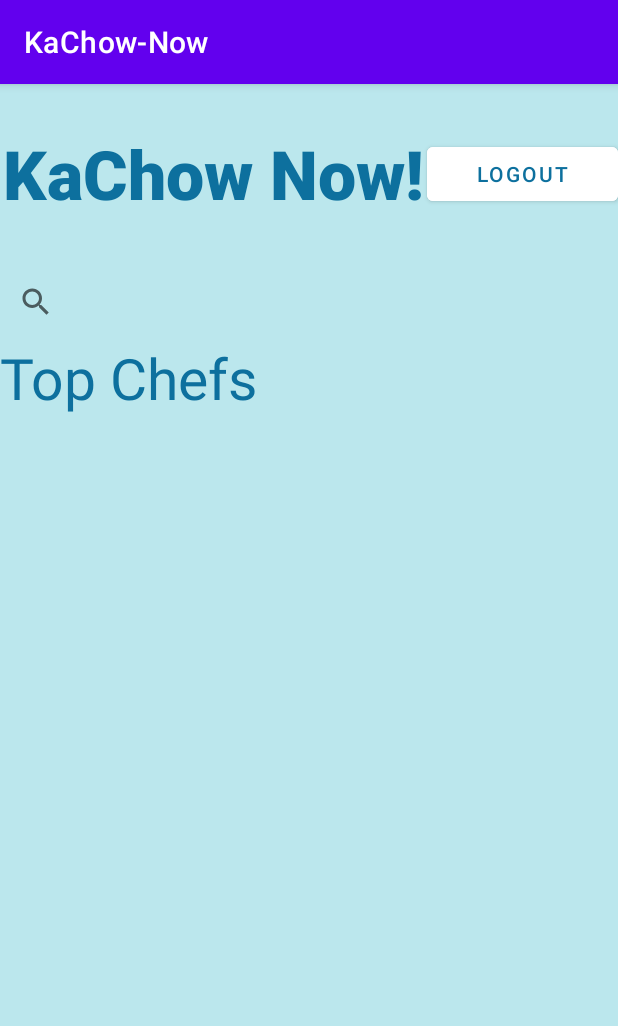
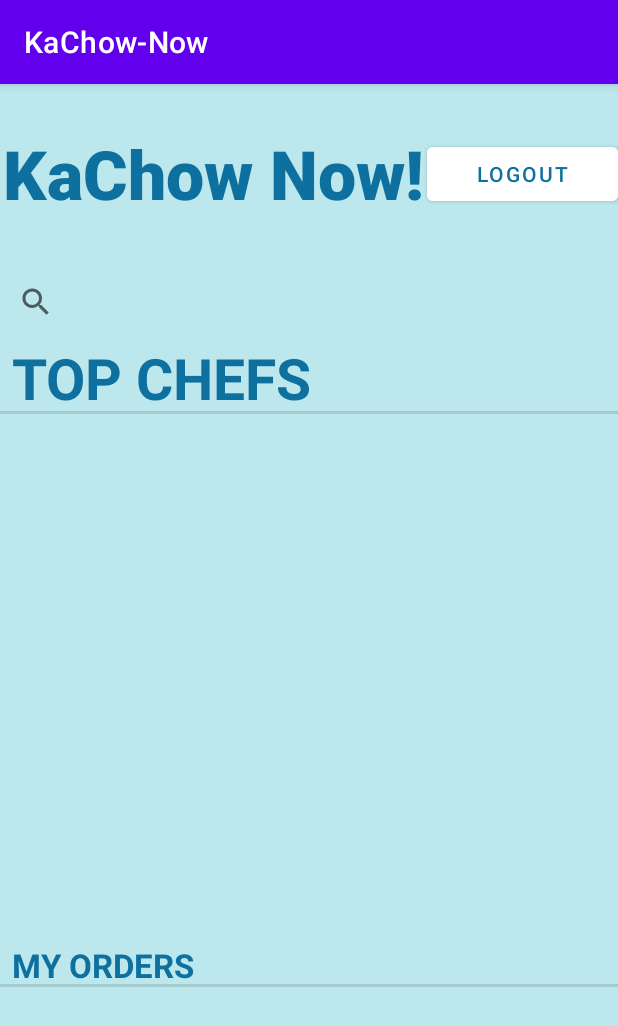
Before and after one commit to uOttawaSEGA2022/project-group-17, an Android app: the ClientHomepage screen opened directly, with no data from a screen before it, on a phone screen of 412 x 824 dp. Shown: the top 1026 px of the screen. Run offline under Robolectric (Android 15) with nearby library versions, the light colour scheme and no system bars; our stand-ins replace Firebase (no records; nobody signed in at launch, a user with empty details on screens opened directly).

Commit message:
List displaying client order work

```diff
--- a/app/src/main/java/com/example/kachow_now/ClientHomepage.java
+++ b/app/src/main/java/com/example/kachow_now/ClientHomepage.java
@@ -57,13 +57,20 @@ public class ClientHomepage extends AppCompatActivity {
         rateMealDB = FirebaseDatabase.getInstance().getReference("CLIENTLOG")
                 .child(mAuth.getCurrentUser().getUid());
 
+
+        statusOrders = findViewById(R.id.statusOrders);
+        myOrders = findViewById(R.id.myOrders);
         exists = false;
 
         rateMealDB.addListenerForSingleValueEvent(new ValueEventListener() {
             @Override
             public void onDataChange(@NonNull DataSnapshot snapshot) {
+
+                exists = true;
+                showOrderStatus();
+
                 for (DataSnapshot s : snapshot.getChildren()) {
-                    exists = true;
+
                     if (s.child("accepted").getValue(boolean.class) == null) {
 
                         AlertDialog.Builder dialogBuilder = new AlertDialog.Builder(ClientHomepage.this);
@@ -178,8 +185,6 @@ public class ClientHomepage extends AppCompatActivity {
             }
         });
 
-        statusOrders = findViewById(R.id.statusOrders);
-        myOrders = findViewById(R.id.myOrders);
 
     }
 
@@ -249,7 +254,11 @@ public class ClientHomepage extends AppCompatActivity {
             }
         });
 
+        showOrderStatus();
 
+    }
+
+    private void showOrderStatus() {
         if (!exists) {
             statusOrders.setVisibility(View.GONE);
         } else {
@@ -258,6 +267,7 @@ public class ClientHomepage extends AppCompatActivity {
             rateMealDB.addValueEventListener(new ValueEventListener() {
                 @Override
                 public void onDataChange(@NonNull DataSnapshot snapshot) {
+                    orderTimes.clear();
                     for (DataSnapshot o : snapshot.getChildren()) {
                         DateFormat dateFormat = new SimpleDateFormat("dd MMM yyyy HH:mm:ss:SSS Z");
 
@@ -280,10 +290,14 @@ public class ClientHomepage extends AppCompatActivity {
                         } else {
                             finishedString = "The request made on " + date + " is now pending.";
                         }
-
+                        System.out.println("added: " + finishedString);
                         orderTimes.add(finishedString);
 
                     }
+                    ArrayAdapter<String> orderAdapter =
+                            new ArrayAdapter<String>(ClientHomepage.this, R.layout.layout_order_status_display, orderTimes);
+                    System.out.println("ORDERS: \n" + orderTimes.toString());
+                    myOrders.setAdapter(orderAdapter);
                 }
 
                 @Override
@@ -291,9 +305,7 @@ public class ClientHomepage extends AppCompatActivity {
                     exists = false;
                 }
             });
-            ArrayAdapter<String> orderAdapter =
-                    new ArrayAdapter<String>(ClientHomepage.this, R.layout.layout_order_status_display, orderTimes);
-            myOrders.setAdapter(orderAdapter);
+
 
         }
     }
--- a/app/src/main/res/layout/activity_clienthomepage.xml
+++ b/app/src/main/res/layout/activity_clienthomepage.xml
@@ -66,6 +66,7 @@
             <TextView
                 android:id="@+id/textView10"
                 android:layout_width="match_parent"
+                style="?android:listSeparatorTextViewStyle"
                 android:layout_height="match_parent"
                 android:layout_weight="1"
                 android:text="Top Chefs"
@@ -97,8 +98,9 @@
 
             <TextView
                 android:id="@+id/textView3"
+                style="?android:listSeparatorTextViewStyle"
                 android:layout_width="match_parent"
-                android:layout_height="36dp"
+                android:layout_height="wrap_content"
                 android:layout_weight="0"
                 android:gravity="bottom"
                 android:text="My Orders"
@@ -113,7 +115,11 @@
                 <ListView
                     android:id="@+id/myOrders"
                     android:layout_width="match_parent"
-                    android:layout_height="125dp" />
+                    android:layout_height="0dp"
+                    android:layout_weight="1"
+                    android:divider="#0d709e"
+                    android:dividerHeight="5dp"
+                    android:headerDividersEnabled="true" />
             </LinearLayout>
 
         </LinearLayout>
```
Also changed, not shown: app/src/main/res/layout/layout_order_status_display.xml (+9 -10 lines).
